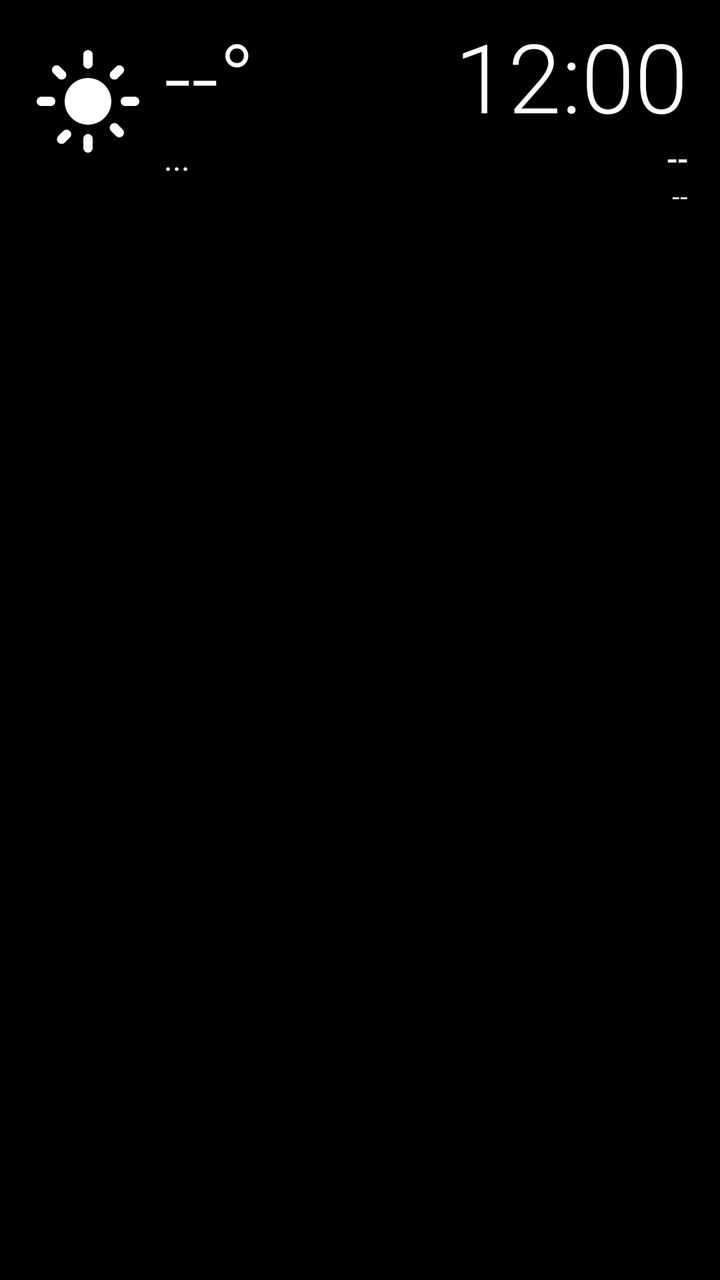
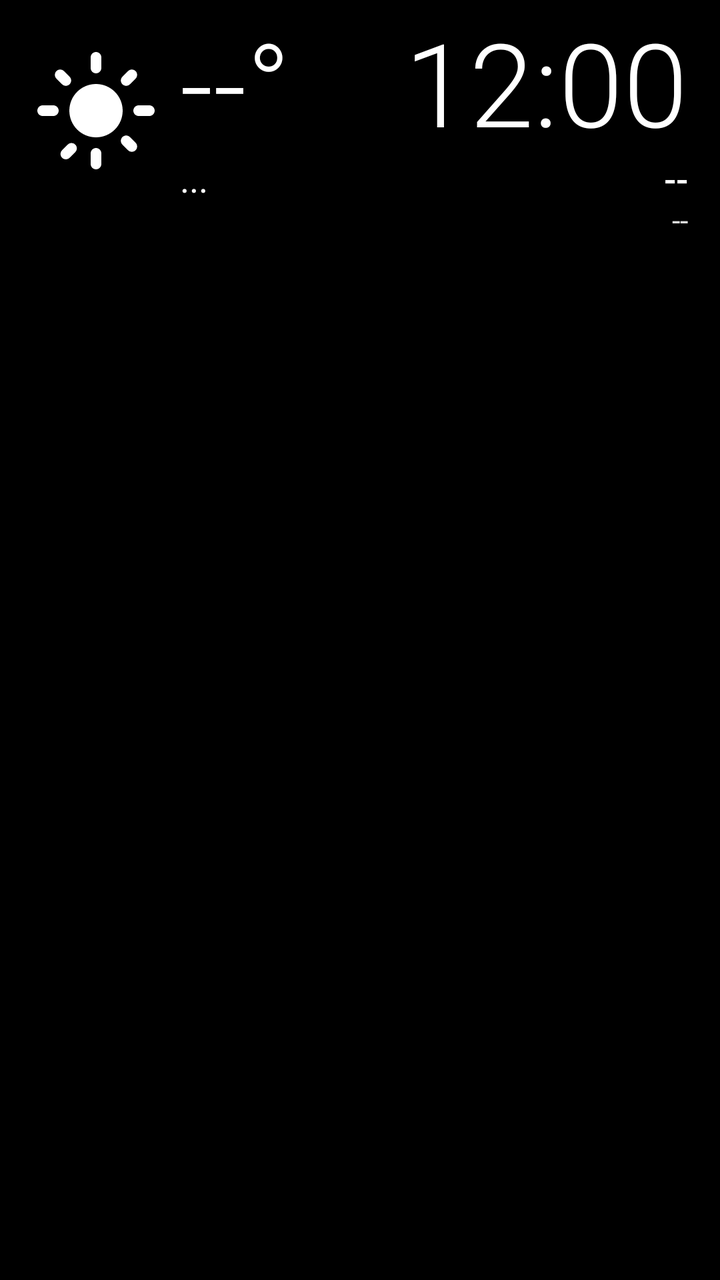

An Android layout rendered at two revisions. The XML below is the earlier revision; the diff shows what the commit changed to produce the second picture.
<!-- AndroidManifest.xml: application theme AppTheme -->
<!-- res/layout/widget_layout.xml -->
<?xml version="1.0" encoding="utf-8"?>
<RelativeLayout xmlns:android="http://schemas.android.com/apk/res/android"
    android:layout_width="match_parent"
    android:layout_height="match_parent"
    android:background="@android:color/transparent"
    android:paddingStart="16dp"
    android:paddingEnd="16dp"
    android:paddingTop="12dp"
    android:paddingBottom="12dp">

    
    <LinearLayout
        android:id="@+id/widget_weather_group"
        android:layout_width="wrap_content"
        android:layout_height="wrap_content"
        android:layout_alignParentStart="true"
        android:layout_alignParentTop="true"
        android:orientation="horizontal"
        android:gravity="center_vertical">

        <ImageView
            android:id="@+id/widget_main_icon"
            android:layout_width="56dp"
            android:layout_height="56dp"
            android:layout_marginEnd="10dp"
            android:scaleType="fitCenter"
            android:src="@drawable/ic_sun" />

        <LinearLayout
            android:layout_width="wrap_content"
            android:layout_height="wrap_content"
            android:orientation="vertical">

            <TextView
                android:id="@+id/widget_temp"
                android:layout_width="wrap_content"
                android:layout_height="wrap_content"
                android:text="--°"
                android:textColor="#ffffff"
                android:textSize="48sp"
                android:includeFontPadding="false"
                android:fontFamily="sans-serif-light"
                android:shadowColor="#80000000"
                android:shadowDx="1"
                android:shadowDy="1"
                android:shadowRadius="3" />

            <TextView
                android:id="@+id/widget_condition"
                android:layout_width="wrap_content"
                android:layout_height="wrap_content"
                android:layout_marginTop="2dp"
                android:text="..."
                android:textColor="#ffffff"
                android:textSize="16sp"
                android:includeFontPadding="false"
                android:fontFamily="sans-serif"
                android:shadowColor="#80000000"
                android:shadowDx="1"
                android:shadowDy="1"
                android:shadowRadius="3" />
        </LinearLayout>
    </LinearLayout>

    
    <LinearLayout
        android:id="@+id/widget_clock_group"
        android:layout_width="wrap_content"
        android:layout_height="wrap_content"
        android:layout_alignParentEnd="true"
        android:layout_alignParentTop="true"
        android:gravity="end"
        android:orientation="vertical">

        <TextClock
            android:id="@+id/widget_clock"
            android:layout_width="wrap_content"
            android:layout_height="wrap_content"
            android:textColor="#ffffff"
            android:textSize="48sp"
            android:includeFontPadding="false"
            android:fontFamily="sans-serif-light"
            android:format12Hour="h:mm"
            android:format24Hour="HH:mm"
            android:shadowColor="#80000000"
            android:shadowDx="1"
            android:shadowDy="1"
            android:shadowRadius="3" />

        <TextView
            android:id="@+id/widget_date"
            android:layout_width="wrap_content"
            android:layout_height="wrap_content"
            android:layout_marginTop="2dp"
            android:text="--"
            android:textColor="#ffffff"
            android:textSize="16sp"
            android:includeFontPadding="false"
            android:fontFamily="sans-serif-medium"
            android:shadowColor="#80000000"
            android:shadowDx="1"
            android:shadowDy="1"
            android:shadowRadius="3" />

        <TextView
            android:id="@+id/widget_city"
            android:layout_width="wrap_content"
            android:layout_height="wrap_content"
            android:layout_marginTop="1dp"
            android:text="--"
            android:textColor="#dddddd"
            android:textSize="14sp"
            android:includeFontPadding="false"
            android:fontFamily="sans-serif"
            android:shadowColor="#80000000"
            android:shadowDx="1"
            android:shadowDy="1"
            android:shadowRadius="3" />
    </LinearLayout>
</RelativeLayout>
<!-- resources referenced by this layout -->
<resources>
  <!-- drawable ic_sun (drawable) -->
  <vector xmlns:android="http://schemas.android.com/apk/res/android"
      android:width="24dp" android:height="24dp" android:viewportWidth="24" android:viewportHeight="24">
    <path android:fillColor="#FFFFFF" android:pathData="M12,7c-2.76,0 -5,2.24 -5,5s2.24,5 5,5 5,-2.24 5,-5 -2.24,-5 -5,-5zM2,13h2c0.55,0 1,-0.45 1,-1s-0.45,-1 -1,-1H2c-0.55,0 -1,0.45 -1,1s0.45,1 1,1zM20,13h2c0.55,0 1,-0.45 1,-1s-0.45,-1 -1,-1h-2c-0.55,0 -1,0.45 -1,1s0.45,1 1,1zM11,2v2c0,0.55 0.45,1 1,1s1,-0.45 1,-1V2c0,-0.55 -0.45,-1 -1,-1s-1,0.45 -1,1zM11,20v2c0,0.55 0.45,1 1,1s1,-0.45 1,-1v-2c0,-0.55 -0.45,-1 -1,-1s-1,0.45 -1,1zM5.99,4.58c-0.39,-0.39 -1.03,-0.39 -1.41,0 -0.39,0.39 -0.39,1.03 0,1.41l1.06,1.06c0.39,0.39 1.03,0.39 1.41,0 0.39,-0.39 0.39,-1.03 0,-1.41L5.99,4.58zM18.36,16.95c-0.39,-0.39 -1.03,-0.39 -1.41,0 -0.39,0.39 -0.39,1.03 0,1.41l1.06,1.06c0.39,0.39 1.03,0.39 1.41,0 0.39,-0.39 0.39,-1.03 0,-1.41l-1.06,-1.06zM5.64,19.42c-0.39,0.39 -0.39,1.03 0,1.41 0.39,0.39 1.03,0.39 1.41,0l1.06,-1.06c0.39,-0.39 0.39,-1.03 0,-1.41 -0.39,-0.39 -1.03,-0.39 -1.41,0L5.64,19.42zM16.95,7.05c0.39,0.39 1.03,0.39 1.41,0l1.06,-1.06c0.39,-0.39 0.39,-1.03 0,-1.41 -0.39,-0.39 -1.03,-0.39 -1.41,0l-1.06,1.06c-0.39,0.39 -0.39,1.03 0,1.41z"/>
  </vector>
  <style name="AppTheme" parent="Theme.AppCompat.DayNight.NoActionBar">
          <item name="colorPrimary">#000000</item>
          <item name="colorPrimaryDark">#000000</item>
          <item name="colorAccent">#0078d7</item>
          <item name="windowActionBar">false</item>
          <item name="windowNoTitle">true</item>
          <item name="android:windowBackground">#000000</item>
          <item name="android:statusBarColor">#000000</item>
          <item name="android:navigationBarColor">#000000</item>
          <item name="android:windowLightStatusBar">false</item>
          <item name="android:windowDrawsSystemBarBackgrounds">true</item>
          <item name="android:forceDarkAllowed">false</item>
      </style>
</resources>

<!-- the commit's change to res/layout/widget_layout.xml (unified diff, before → after) -->
@@ -5,8 +5,8 @@
     android:background="@android:color/transparent"
     android:paddingStart="16dp"
     android:paddingEnd="16dp"
-    android:paddingTop="12dp"
-    android:paddingBottom="12dp">
+    android:paddingTop="10dp"
+    android:paddingBottom="10dp">
 
     
     <LinearLayout
@@ -20,8 +20,8 @@
 
         <ImageView
             android:id="@+id/widget_main_icon"
-            android:layout_width="56dp"
-            android:layout_height="56dp"
+            android:layout_width="64dp"
+            android:layout_height="64dp"
             android:layout_marginEnd="10dp"
             android:scaleType="fitCenter"
             android:src="@drawable/ic_sun" />
@@ -37,7 +37,7 @@
                 android:layout_height="wrap_content"
                 android:text="--°"
                 android:textColor="#ffffff"
-                android:textSize="48sp"
+                android:textSize="58sp"
                 android:includeFontPadding="false"
                 android:fontFamily="sans-serif-light"
                 android:shadowColor="#80000000"
@@ -52,7 +52,7 @@
                 android:layout_marginTop="2dp"
                 android:text="..."
                 android:textColor="#ffffff"
-                android:textSize="16sp"
+                android:textSize="18sp"
                 android:includeFontPadding="false"
                 android:fontFamily="sans-serif"
                 android:shadowColor="#80000000"
@@ -77,7 +77,7 @@
             android:layout_width="wrap_content"
             android:layout_height="wrap_content"
             android:textColor="#ffffff"
-            android:textSize="48sp"
+            android:textSize="58sp"
             android:includeFontPadding="false"
             android:fontFamily="sans-serif-light"
             android:format12Hour="h:mm"
@@ -94,7 +94,7 @@
             android:layout_marginTop="2dp"
             android:text="--"
             android:textColor="#ffffff"
-            android:textSize="16sp"
+            android:textSize="18sp"
             android:includeFontPadding="false"
             android:fontFamily="sans-serif-medium"
             android:shadowColor="#80000000"
@@ -109,7 +109,7 @@
             android:layout_marginTop="1dp"
             android:text="--"
             android:textColor="#dddddd"
-            android:textSize="14sp"
+            android:textSize="15sp"
             android:includeFontPadding="false"
             android:fontFamily="sans-serif"
             android:shadowColor="#80000000"
